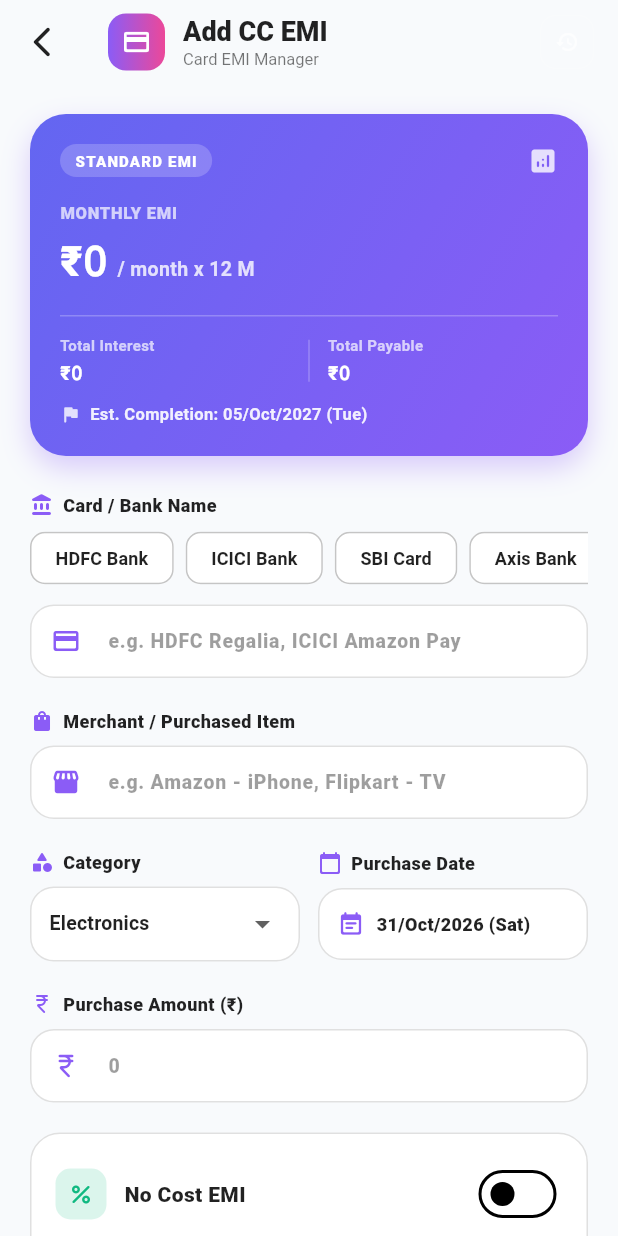
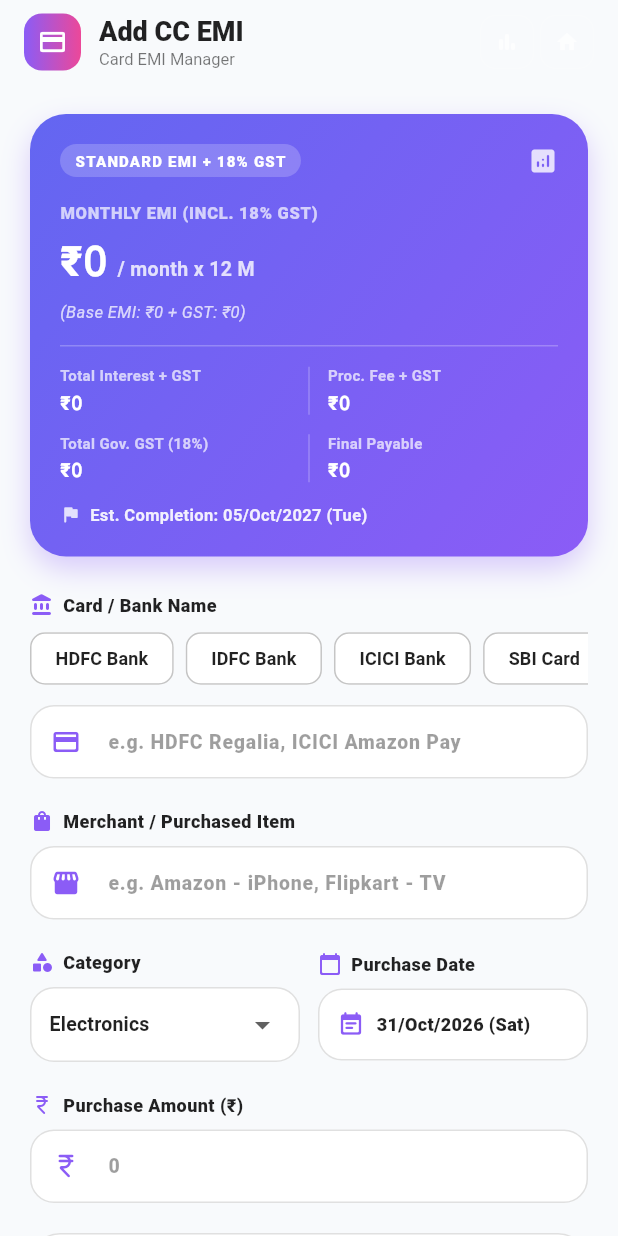
Before and after one commit to ktdata405/ktapps-flutter-new, a Flutter app: the CcEmiScreen screen opened by its route, on a phone screen of 412 x 824 dp. Run offline on Flutter 3.47's test engine with Material 3 defaults, Android fonts, the phone set to English and light mode, and no system bars; our stand-ins replace camera, file_picker, shared_preferences; missing offline and left inert: dart:js_interop, excel; accounts and stored records are empty; network calls fail; Roboto replaces fonts that are missing (Plus Jakarta Sans).

Commit message:
CC EMI UI and Fun is updated

```diff
--- a/lib/cc_emi/cc_emi_models.dart
+++ b/lib/cc_emi/cc_emi_models.dart
@@ -75,7 +75,7 @@ class CreditCardEmiRecord {
     required this.monthlyEmi,
     this.processingFee = 0.0,
     required this.totalInterest,
-    required this.totalPayable,
+    double? totalPayable,
     this.emisPaid = 0,
     this.dueDay = 5,
     this.firstEmiDate = '',
@@ -83,7 +83,7 @@ class CreditCardEmiRecord {
     this.category = 'Electronics',
     this.remarks = '',
     this.repayments = const [],
-  });
+  }) : totalPayable = totalPayable ?? (totalAmount + totalInterest + processingFee + ((totalInterest * 0.18) + (processingFee * 0.18)));
 
   factory CreditCardEmiRecord.fromJson(Map<String, dynamic> json) {
     final repList = (json['repayments'] as List<dynamic>?)
@@ -106,9 +106,12 @@ class CreditCardEmiRecord {
       calcInterest = calculateTotalInterest(calcEmi, tenure, totalAmt);
     }
 
+    final gstInt = calcInterest * 0.18;
+    final gstFee = pFee * 0.18;
     double calcPayable = double.tryParse(json['totalPayable']?.toString() ?? '0') ?? 0.0;
-    if (calcPayable <= 0) {
-      calcPayable = totalAmt + calcInterest + pFee;
+    final expectedPayable = totalAmt + calcInterest + pFee + gstInt + gstFee;
+    if (calcPayable <= 0 || calcPayable < totalAmt + calcInterest + pFee) {
+      calcPayable = expectedPayable;
     }
 
     final paidCount = int.tryParse(json['emisPaid']?.toString() ?? '0') ?? repList.length;
@@ -176,11 +179,17 @@ class CreditCardEmiRecord {
     return interest > 0 ? interest : 0.0;
   }
 
+  double get gstOnInterest => totalInterest * 0.18;
+  double get gstOnProcessingFee => processingFee * 0.18;
+  double get totalGst => gstOnInterest + gstOnProcessingFee;
+  double get monthlyGstOnInterest => tenureMonths > 0 ? gstOnInterest / tenureMonths : 0.0;
+  double get monthlyEmiWithGst => monthlyEmi + monthlyGstOnInterest;
+
   double get paidAmount {
     if (repayments.isNotEmpty) {
       return repayments.fold(0.0, (sum, item) => sum + item.amountPaid);
     }
-    return emisPaid * monthlyEmi;
+    return emisPaid * monthlyEmiWithGst;
   }
 
   double get remainingPayable {
--- a/lib/cc_emi/cc_emi_screen.dart
+++ b/lib/cc_emi/cc_emi_screen.dart
@@ -36,13 +36,12 @@ class _CcEmiScreenState extends State<CcEmiScreen> {
 
   final List<String> _popularCards = [
     'HDFC Bank',
+    'IDFC Bank',
     'ICICI Bank',
     'SBI Card',
     'Axis Bank',
-    'Amazon Pay ICICI',
-    'OneCard',
-    'AMEX',
-    'Kotak',
+    'INDUSIND Bank',
+    'Kotak Bank',
   ];
 
   final List<String> _categories = [
@@ -186,8 +185,26 @@ class _CcEmiScreenState extends State<CcEmiScreen> {
     return CreditCardEmiRecord.calculateTotalInterest(emi, _selectedTenure, p);
   }
 
+  double _getCalculatedGstOnInterest() {
+    return _getCalculatedTotalInterest() * 0.18;
+  }
+
+  double _getCalculatedGstOnProcessingFee() {
+    return _getCalculatedProcessingFee() * 0.18;
+  }
+
+  double _getCalculatedTotalGst() {
+    return _getCalculatedGstOnInterest() + _getCalculatedGstOnProcessingFee();
+  }
+
+  double _getCalculatedMonthlyEmiWithGst() {
+    final baseEmi = _getCalculatedMonthlyEmi();
+    final monthlyGst = _selectedTenure > 0 ? _getCalculatedGstOnInterest() / _selectedTenure : 0.0;
+    return baseEmi + monthlyGst;
+  }
+
   double _getCalculatedTotalPayable() {
-    return _getCalculatedPrincipal() + _getCalculatedTotalInterest() + _getCalculatedProcessingFee();
+    return _getCalculatedPrincipal() + _getCalculatedTotalInterest() + _getCalculatedProcessingFee() + _getCalculatedTotalGst();
   }
 
   DateTime _getCalculatedEndDate() {
@@ -270,10 +287,7 @@ class _CcEmiScreenState extends State<CcEmiScreen> {
       appBar: AppBar(
         backgroundColor: Colors.transparent,
         elevation: 0,
-        leading: IconButton(
-          icon: Icon(Icons.arrow_back_ios_new_rounded, color: isDark ? Colors.white : Colors.black87),
-          onPressed: () => Navigator.pop(context),
-        ),
+        automaticallyImplyLeading: false,
         title: Row(
           children: [
             Container(
@@ -288,7 +302,8 @@ class _CcEmiScreenState extends State<CcEmiScreen> {
               child: const Icon(Icons.credit_card_rounded, color: Colors.white, size: 20),
             ),
             const SizedBox(width: 12),
-            Column(
+            Expanded(
+              child: Column(
                 crossAxisAlignment: CrossAxisAlignment.start,
                 children: [
                   Text(
@@ -298,6 +313,7 @@ class _CcEmiScreenState extends State<CcEmiScreen> {
                       fontWeight: FontWeight.w900,
                       fontSize: 18,
                     ),
+                    overflow: TextOverflow.ellipsis,
                   ),
                   Text(
                     KtStrings.creditCardEmiSubtitle,
@@ -305,16 +321,24 @@ class _CcEmiScreenState extends State<CcEmiScreen> {
                       color: isDark ? Colors.white54 : Colors.black54,
                       fontSize: 11,
                     ),
+                    overflow: TextOverflow.ellipsis,
                   ),
                 ],
+              ),
             ),
           ],
         ),
         actions: [
           Padding(
+            padding: const EdgeInsets.only(right: 4),
+            child: ktHeaderIcon(Icons.bar_chart_rounded, () {
+              Navigator.pushReplacementNamed(context, '/report/credit_card_emi');
+            }),
+          ),
+          Padding(
             padding: const EdgeInsets.only(right: 16),
-            child: ktHeaderIcon(Icons.history_rounded, () {
-              Navigator.pushReplacementNamed(context, '/report/credit_card_emi');
+            child: ktHeaderIcon(Icons.home, () {
+              Navigator.pushNamed(context, '/');
             }),
           ),
         ],
@@ -522,7 +546,8 @@ class _CcEmiScreenState extends State<CcEmiScreen> {
                         Row(
                           mainAxisAlignment: MainAxisAlignment.spaceBetween,
                           children: [
-                            Row(
+                            Expanded(
+              child: Row(
                 children: [
                   Container(
                     padding: const EdgeInsets.all(8),
@@ -533,15 +558,19 @@ class _CcEmiScreenState extends State<CcEmiScreen> {
                     child: const Icon(Icons.percent_rounded, color: ktEmerald, size: 18),
                   ),
                   const SizedBox(width: 12),
-                                Text(
+                  Expanded(
+                    child: Text(
                       KtStrings.noCostEmiLabel,
                       style: TextStyle(
                         color: isDark ? Colors.white : Colors.black87,
                         fontWeight: FontWeight.w800,
                         fontSize: 14,
                       ),
+                      overflow: TextOverflow.ellipsis,
+                    ),
                   ),
                 ],
+              ),
             ),
                             Switch(
                               value: _isNoCostEmi,
@@ -802,8 +831,14 @@ class _CcEmiScreenState extends State<CcEmiScreen> {
   }
 
   Widget _buildLiveCalculationCard(bool isDark) {
+    final totalMonthlyEmi = _getCalculatedMonthlyEmiWithGst();
     final emi = _getCalculatedMonthlyEmi();
+    final monthlyGst = totalMonthlyEmi - emi;
     final interest = _getCalculatedTotalInterest();
+    final gstInterest = _getCalculatedGstOnInterest();
+    final pFee = _getCalculatedProcessingFee();
+    final gstFee = _getCalculatedGstOnProcessingFee();
+    final totalGst = _getCalculatedTotalGst();
     final payable = _getCalculatedTotalPayable();
     final endDate = _getCalculatedEndDate();
 
@@ -840,7 +875,7 @@ class _CcEmiScreenState extends State<CcEmiScreen> {
                   borderRadius: BorderRadius.circular(12),
                 ),
                 child: Text(
-                  _isNoCostEmi ? '0% NO COST EMI' : 'STANDARD EMI',
+                  _isNoCostEmi ? '0% NO COST EMI + 18% GST' : 'STANDARD EMI + 18% GST',
                   style: const TextStyle(
                     color: Colors.white,
                     fontWeight: FontWeight.w900,
@@ -858,7 +893,7 @@ class _CcEmiScreenState extends State<CcEmiScreen> {
           ),
           const SizedBox(height: 16),
           Text(
-            KtStrings.monthlyEmiLabel.toUpperCase(),
+            'MONTHLY EMI (INCL. 18% GST)',
             style: TextStyle(
               color: Colors.white.withValues(alpha: 0.7),
               fontSize: 11,
@@ -867,12 +902,15 @@ class _CcEmiScreenState extends State<CcEmiScreen> {
             ),
           ),
           const SizedBox(height: 4),
-          Row(
+          FittedBox(
+            fit: BoxFit.scaleDown,
+            alignment: Alignment.centerLeft,
+            child: Row(
               crossAxisAlignment: CrossAxisAlignment.baseline,
               textBaseline: TextBaseline.alphabetic,
               children: [
                 Text(
-                '₹${_formatCurrency(emi)}',
+                  '₹${_formatCurrency(totalMonthlyEmi)}',
                   style: const TextStyle(
                     color: Colors.white,
                     fontSize: 28,
@@ -891,24 +929,34 @@ class _CcEmiScreenState extends State<CcEmiScreen> {
                 ),
               ],
             ),
-          const SizedBox(height: 16),
+          ),
+          const SizedBox(height: 6),
+          Text(
+            '(Base EMI: ₹${_formatCurrency(emi)} + GST: ₹${_formatCurrency(monthlyGst)})',
+            style: TextStyle(
+              color: Colors.white.withValues(alpha: 0.75),
+              fontSize: 11,
+              fontStyle: FontStyle.italic,
+            ),
+          ),
+          const SizedBox(height: 14),
           const Divider(color: Colors.white24, height: 1),
           const SizedBox(height: 12),
           Row(
             children: [
               Expanded(
                 child: _buildMetricItem(
-                  KtStrings.totalInterestLabel,
-                  '₹${_formatCurrency(interest)}',
+                  'Total Interest + GST',
+                  '₹${_formatCurrency(interest + gstInterest)}',
                 ),
               ),
-              Container(width: 1, height: 28, color: Colors.white24),
+              Container(width: 1, height: 32, color: Colors.white24),
               Expanded(
                 child: Padding(
                   padding: const EdgeInsets.only(left: 12),
                   child: _buildMetricItem(
-                    KtStrings.totalPayableLabel,
-                    '₹${_formatCurrency(payable)}',
+                    'Proc. Fee + GST',
+                    '₹${_formatCurrency(pFee + gstFee)}',
                   ),
                 ),
               ),
@@ -917,10 +965,31 @@ class _CcEmiScreenState extends State<CcEmiScreen> {
           const SizedBox(height: 10),
           Row(
             children: [
+              Expanded(
+                child: _buildMetricItem(
+                  'Total Gov. GST (18%)',
+                  '₹${_formatCurrency(totalGst)}',
+                ),
+              ),
+              Container(width: 1, height: 32, color: Colors.white24),
+              Expanded(
+                child: Padding(
+                  padding: const EdgeInsets.only(left: 12),
+                  child: _buildMetricItem(
+                    'Final Payable',
+                    '₹${_formatCurrency(payable)}',
+                  ),
+                ),
+              ),
+            ],
+          ),
+          const SizedBox(height: 12),
+          Row(
+            children: [
               Icon(Icons.flag_rounded, size: 14, color: Colors.white.withValues(alpha: 0.8)),
               const SizedBox(width: 6),
               Text(
-                'Est. Completion: ${ktFormatDate(endDate)}', // Project rule: Date format
+                'Est. Completion: ${ktFormatDate(endDate)}',
                 style: TextStyle(
                   color: Colors.white.withValues(alpha: 0.9),
                   fontSize: 11,
```
Also changed, not shown: lib/cc_emi/cc_emi_report_screen.dart (+76 -26 lines). Lines whose indentation alone changed are shown as unchanged.
